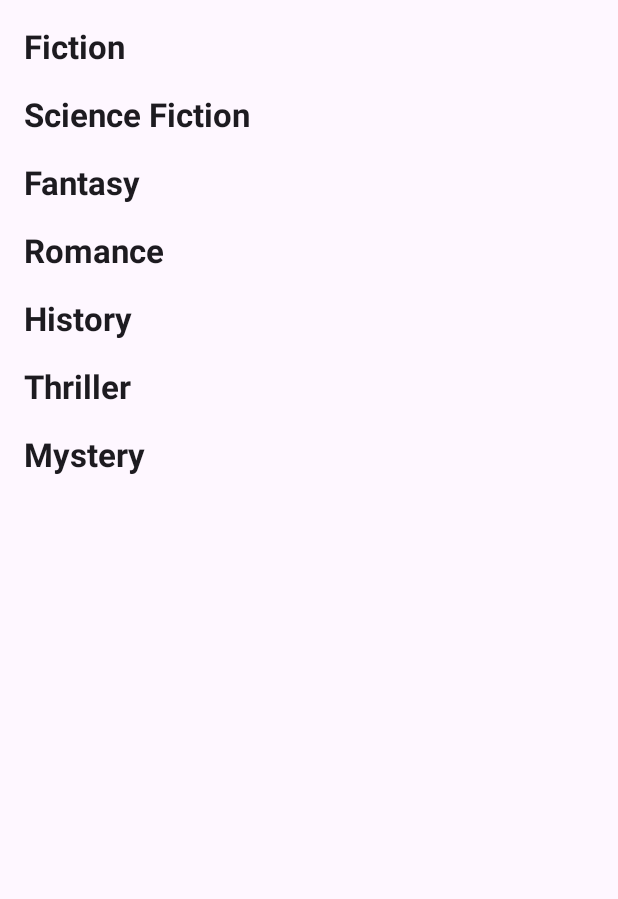
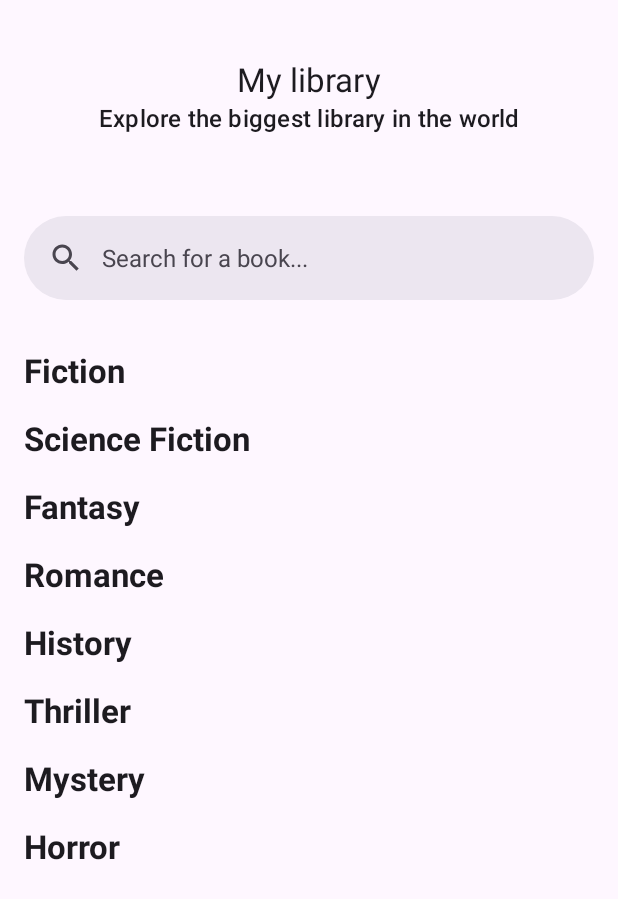
Before and after one commit to sxrgi0/ReadSpace, an Android app: the screen it shows after launch (MainActivity), on a phone screen of 412 x 824 dp. Shown: the top 899 px of the screen. Run offline under Robolectric (Android 15) with nearby library versions, the phone set to English and light mode, and no system bars; our stand-ins replace Picasso; network calls fail; pictures from the network do not load; 1 statement that could not run was skipped.

Commit message:
Added the functionality to search books.

```diff
--- a/app/src/main/java/com/example/readspace/activities/MainActivity.kt
+++ b/app/src/main/java/com/example/readspace/activities/MainActivity.kt
@@ -2,10 +2,15 @@ package com.example.readspace.activities
 
 import android.content.Intent
 import android.os.Bundle
+import android.view.Menu
 import androidx.activity.enableEdgeToEdge
 import androidx.appcompat.app.AppCompatActivity
+import androidx.appcompat.widget.SearchView
+import androidx.appcompat.widget.SearchView.OnQueryTextListener
 import androidx.core.view.ViewCompat
 import androidx.core.view.WindowInsetsCompat
+import androidx.core.view.isVisible
+import androidx.core.widget.addTextChangedListener
 import androidx.recyclerview.widget.GridLayoutManager
 import androidx.recyclerview.widget.LinearLayoutManager
 import androidx.recyclerview.widget.RecyclerView
@@ -23,14 +28,18 @@ class MainActivity : AppCompatActivity() {
     lateinit var binding: ActivityMainBinding
 
     val bookAdapterList = listOf(
-        BookAdapter(emptyList()) { position -> onBookClicked(position, 0)},
-        BookAdapter(emptyList()) { position -> onBookClicked(position, 1)},
-        BookAdapter(emptyList()) { position -> onBookClicked(position, 2)},
-        BookAdapter(emptyList()) { position -> onBookClicked(position, 3)},
-        BookAdapter(emptyList()) { position -> onBookClicked(position, 4)},
-        BookAdapter(emptyList()) { position -> onBookClicked(position, 5)},
-        BookAdapter(emptyList()) { position -> onBookClicked(position, 6)}
+        BookAdapter(emptyList()) { position -> onBookClicked(position, 0) },
+        BookAdapter(emptyList()) { position -> onBookClicked(position, 1) },
+        BookAdapter(emptyList()) { position -> onBookClicked(position, 2) },
+        BookAdapter(emptyList()) { position -> onBookClicked(position, 3) },
+        BookAdapter(emptyList()) { position -> onBookClicked(position, 4) },
+        BookAdapter(emptyList()) { position -> onBookClicked(position, 5) },
+        BookAdapter(emptyList()) { position -> onBookClicked(position, 6) },
+        BookAdapter(emptyList()) { position -> onBookClicked(position, 7) }
     )
+
+    val searchAdapter = BookAdapter(emptyList(), BookAdapter.VIEW_TYPE_DETAIL) { position -> onBookClicked(position) }
+
 
     override fun onCreate(savedInstanceState: Bundle?) {
         super.onCreate(savedInstanceState)
@@ -38,27 +47,22 @@ class MainActivity : AppCompatActivity() {
 
         binding = ActivityMainBinding.inflate(layoutInflater)
         setContentView(binding.root)
-        ViewCompat.setOnApplyWindowInsetsListener(findViewById(R.id.main)) { v, insets ->
+        /*ViewCompat.setOnApplyWindowInsetsListener(findViewById(R.id.main)) { v, insets ->
             val systemBars = insets.getInsets(WindowInsetsCompat.Type.systemBars())
             v.setPadding(systemBars.left, systemBars.top, systemBars.right, systemBars.bottom)
             insets
+        }*/
+
+        binding.searchView.editText.addTextChangedListener {
+            val query = binding.searchView.text.toString()
+            if (query.isNotEmpty()) {
+                searchBook(query, searchAdapter)
+            }
         }
 
-        binding.recyclerView.adapter = bookAdapterList[0]
-        binding.recyclerView2.adapter = bookAdapterList[1]
-        binding.recyclerView3.adapter = bookAdapterList[2]
-        binding.recyclerView4.adapter = bookAdapterList[3]
-        binding.recyclerView5.adapter = bookAdapterList[4]
-        binding.recyclerView6.adapter = bookAdapterList[5]
-        binding.recyclerView7.adapter = bookAdapterList[6]
-        binding.recyclerView.layoutManager = LinearLayoutManager(this, RecyclerView.HORIZONTAL, false)
-        binding.recyclerView2.layoutManager = LinearLayoutManager(this, RecyclerView.HORIZONTAL, false)
-        binding.recyclerView3.layoutManager = LinearLayoutManager(this, RecyclerView.HORIZONTAL, false)
-        binding.recyclerView4.layoutManager = LinearLayoutManager(this, RecyclerView.HORIZONTAL, false)
-        binding.recyclerView5.layoutManager = LinearLayoutManager(this, RecyclerView.HORIZONTAL, false)
-        binding.recyclerView6.layoutManager = LinearLayoutManager(this, RecyclerView.HORIZONTAL, false)
-        binding.recyclerView7.layoutManager = LinearLayoutManager(this, RecyclerView.HORIZONTAL, false)
+        setSupportActionBar(binding.toolbar)
 
+        setupRecyclerView()
 
         searchBook("+subject:Fiction", bookAdapterList[0])
         searchBook("+subject:Science+fiction", bookAdapterList[1])
@@ -67,9 +71,29 @@ class MainActivity : AppCompatActivity() {
         searchBook("+subject:History", bookAdapterList[4])
         searchBook("+subject:Thriller", bookAdapterList[5])
         searchBook("+subject:Mystery", bookAdapterList[6])
+        searchBook("+subject:Horror", bookAdapterList[7])
     }
 
-    fun searchBook(query: String, adapter: BookAdapter){
+    /*override fun onCreateOptionsMenu(menu: Menu): Boolean {
+        menuInflater.inflate(R.menu.activity_main_menu, menu)
+
+        val menuItem = menu.findItem(R.id.menu_search)
+        val searchView = menuItem.actionView as SearchView
+
+        searchView.setOnQueryTextListener(object : OnQueryTextListener {
+            override fun onQueryTextSubmit(query: String): Boolean {
+                return true
+            }
+
+            override fun onQueryTextChange(newText: String?): Boolean {
+                return false
+            }
+
+        })
+        return super.onCreateOptionsMenu(menu)
+    }*/
+
+    fun searchBook(query: String, adapter: BookAdapter) {
         try {
             CoroutineScope(Dispatchers.IO).launch {
                 val service = BookService.getInstance()
@@ -86,10 +110,39 @@ class MainActivity : AppCompatActivity() {
         }
     }
 
-    fun onBookClicked(position: Int, adapterIndex: Int){
+    fun onBookClicked(position: Int, adapterIndex: Int) {
         val selectedBook = bookAdapterList[adapterIndex].getItem(position)
         val intent = Intent(this, BookDetailActivity::class.java)
-            intent.putExtra(BookDetailActivity.BOOK_ID, selectedBook.apiId)
+        intent.putExtra(BookDetailActivity.BOOK_ID, selectedBook.apiId)
         startActivity(intent)
     }
+
+    fun onBookClicked(position: Int) {
+        val selectedBook = searchAdapter.getItem(position)
+        val intent = Intent(this, BookDetailActivity::class.java)
+        intent.putExtra(BookDetailActivity.BOOK_ID, selectedBook.apiId)
+        startActivity(intent)
+    }
+
+    fun setupRecyclerView() {
+        val recyclerView = listOf(
+            binding.recyclerView,
+            binding.recyclerView2,
+            binding.recyclerView3,
+            binding.recyclerView4,
+            binding.recyclerView5,
+            binding.recyclerView6,
+            binding.recyclerView7,
+            binding.recyclerView8
+        )
+
+        for (i in recyclerView.indices) {
+            recyclerView[i].adapter = bookAdapterList[i]
+            recyclerView[i].layoutManager =
+                LinearLayoutManager(this, RecyclerView.HORIZONTAL, false)
+        }
+
+        binding.searchRecyclerView.adapter = searchAdapter
+        binding.searchRecyclerView.layoutManager = LinearLayoutManager(this)
+    }
 }
--- a/app/src/main/java/com/example/readspace/adapters/BookAdapter.kt
+++ b/app/src/main/java/com/example/readspace/adapters/BookAdapter.kt
@@ -7,22 +7,43 @@ import androidx.recyclerview.widget.RecyclerView.ViewHolder
 import com.example.readspace.R
 import com.example.readspace.data.Book
 import com.example.readspace.databinding.ItemBookBinding
+import com.example.readspace.databinding.ItemBookDetailBinding
 import com.squareup.picasso.Picasso
 
-class BookAdapter(var items: List<Book>, val onItemClick: (position: Int) -> Unit) :
-    RecyclerView.Adapter<BookViewHolder>() {
-    override fun onCreateViewHolder(parent: ViewGroup, viewType: Int): BookViewHolder {
-        val binding = ItemBookBinding.inflate(LayoutInflater.from(parent.context), parent, false)
-        return BookViewHolder(binding)
+class BookAdapter(
+    var items: List<Book>,
+    val viewType: Int = VIEW_TYPE_SIMPLE,
+    val onItemClick: (position: Int) -> Unit
+) : RecyclerView.Adapter<ViewHolder>() {
+
+       companion object {
+           const val VIEW_TYPE_SIMPLE = 0
+           const val VIEW_TYPE_DETAIL = 1
+       }
+
+    override fun onCreateViewHolder(parent: ViewGroup, viewType: Int): ViewHolder {
+        if (this.viewType == VIEW_TYPE_SIMPLE) {
+            val binding =
+                ItemBookBinding.inflate(LayoutInflater.from(parent.context), parent, false)
+            return BookViewHolder(binding)
+        } else {
+            val binding =
+                ItemBookDetailBinding.inflate(LayoutInflater.from(parent.context), parent, false)
+            return BookDetailViewHolder(binding)
+        }
     }
 
     override fun getItemCount(): Int {
         return items.size
     }
 
-    override fun onBindViewHolder(holder: BookViewHolder, position: Int) {
+    override fun onBindViewHolder(holder: ViewHolder, position: Int) {
         val book = items[position]
-        holder.render(book)
+        if (holder is BookViewHolder) {
+            holder.render(book)
+        } else if (holder is BookDetailViewHolder) {
+            holder.render(book)
+        }
         holder.itemView.setOnClickListener {
             onItemClick(position)
         }
@@ -57,3 +78,26 @@ class BookViewHolder(val binding: ItemBookBinding) : ViewHolder(binding.root) {
     }
 
 }
+
+class BookDetailViewHolder(val binding: ItemBookDetailBinding) : ViewHolder(binding.root) {
+
+    fun render(book: Book) {
+
+        binding.titleTextView.text = book.volumeInfo.title
+        binding.authorsTextView.text = book.getAuthors()
+
+        if (book.volumeInfo.imageLinks?.thumbnail != null) {
+            Picasso.get()
+                .load(book.volumeInfo.imageLinks?.thumbnail?.replace("http://", "https://"))
+                .into(binding.coverImageView)
+        } else {
+            Picasso.get()
+                .load(book.volumeInfo.imageLinks?.thumbnail?.replace("http://", "https://"))
+                .placeholder(R.drawable.ic_image_error)
+                .into(binding.coverImageView)
+
+        }
+
+    }
+
+}
--- /dev/null
+++ b/app/src/main/res/drawable/ic_search.xml
@@ -0,0 +1,5 @@
+<vector xmlns:android="http://schemas.android.com/apk/res/android" android:height="24dp" android:tint="#000000" android:viewportHeight="24" android:viewportWidth="24" android:width="24dp">
+
+    <path android:fillColor="@android:color/white" android:pathData="M15.5,14h-0.79l-0.28,-0.27C15.41,12.59 16,11.11 16,9.5 16,5.91 13.09,3 9.5,3S3,5.91 3,9.5 5.91,16 9.5,16c1.61,0 3.09,-0.59 4.23,-1.57l0.27,0.28v0.79l5,4.99L20.49,19l-4.99,-5zM9.5,14C7.01,14 5,11.99 5,9.5S7.01,5 9.5,5 14,7.01 14,9.5 11.99,14 9.5,14z"/>
+
+</vector>
--- a/app/src/main/res/layout/activity_main.xml
+++ b/app/src/main/res/layout/activity_main.xml
@@ -1,5 +1,5 @@
 <?xml version="1.0" encoding="utf-8"?>
-<androidx.core.widget.NestedScrollView xmlns:android="http://schemas.android.com/apk/res/android"
+<androidx.coordinatorlayout.widget.CoordinatorLayout xmlns:android="http://schemas.android.com/apk/res/android"
     xmlns:app="http://schemas.android.com/apk/res-auto"
     xmlns:tools="http://schemas.android.com/tools"
     android:id="@+id/main"
@@ -8,12 +8,61 @@
     android:orientation="vertical"
     tools:context=".activities.MainActivity">
 
+    <com.google.android.material.appbar.AppBarLayout
+        android:layout_width="match_parent"
+        android:layout_height="wrap_content"
+        android:fitsSystemWindows="true">
+
+        <com.google.android.material.appbar.MaterialToolbar
+            android:id="@+id/toolbar"
+            android:layout_width="match_parent"
+            android:layout_height="128dp"
+            app:title="My library"
+            app:subtitle="Explore the biggest library in the world"
+            app:titleCentered="true"
+            app:subtitleCentered="true"
+            app:layout_collapseMode="pin"
+            app:layout_scrollFlags="scroll"
+            app:popupTheme="@style/ThemeOverlay.Material3"/>
+
+        <com.google.android.material.search.SearchBar
+            android:id="@+id/searchBar"
+            android:layout_width="match_parent"
+            android:layout_height="wrap_content"
+            android:hint="Search for a book..."
+            app:layout_collapseMode="pin"
+            app:layout_scrollFlags="snap" />
+
+    </com.google.android.material.appbar.AppBarLayout>
+
+    <com.google.android.material.search.SearchView
+        android:id="@+id/searchView"
+        android:layout_width="match_parent"
+        android:layout_height="match_parent"
+        android:hint="Search for a book..."
+        app:layout_anchor="@id/searchBar">
+
+        <androidx.recyclerview.widget.RecyclerView
+            android:id="@+id/searchRecyclerView"
+            android:layout_width="match_parent"
+            android:layout_height="match_parent"/>
+
+    </com.google.android.material.search.SearchView>
+
+    <androidx.core.widget.NestedScrollView
+        android:layout_width="match_parent"
+        android:layout_height="match_parent"
+        android:paddingBottom="64dp"
+        android:clipToPadding="false"
+        app:layout_behavior="@string/appbar_scrolling_view_behavior">
+
         <LinearLayout
             android:layout_width="match_parent"
             android:layout_height="match_parent"
             android:orientation="vertical">
 
             <TextView
+                android:id="@+id/textView1"
                 android:layout_width="match_parent"
                 android:layout_height="wrap_content"
                 android:layout_marginStart="16dp"
@@ -28,6 +77,7 @@
                 android:layout_height="wrap_content" />
 
             <TextView
+                android:id="@+id/textView2"
                 android:layout_width="match_parent"
                 android:layout_height="wrap_content"
                 android:layout_marginStart="16dp"
@@ -42,6 +92,7 @@
                 android:layout_height="wrap_content" />
 
             <TextView
+                android:id="@+id/textView3"
                 android:layout_width="match_parent"
                 android:layout_height="wrap_content"
                 android:layout_marginStart="16dp"
@@ -56,6 +107,7 @@
                 android:layout_height="wrap_content" />
 
             <TextView
+                android:id="@+id/textView4"
                 android:layout_width="match_parent"
                 android:layout_height="wrap_content"
                 android:layout_marginStart="16dp"
@@ -70,6 +122,7 @@
                 android:layout_height="wrap_content" />
 
             <TextView
+                android:id="@+id/textView5"
                 android:layout_width="match_parent"
                 android:layout_height="wrap_content"
                 android:layout_marginStart="16dp"
@@ -84,6 +137,7 @@
                 android:layout_height="wrap_content" />
 
             <TextView
+                android:id="@+id/textView6"
                 android:layout_width="match_parent"
                 android:layout_height="wrap_content"
                 android:layout_marginStart="16dp"
@@ -98,6 +152,7 @@
                 android:layout_height="wrap_content" />
 
             <TextView
+                android:id="@+id/textView7"
                 android:layout_width="match_parent"
                 android:layout_height="wrap_content"
                 android:layout_marginStart="16dp"
@@ -111,6 +166,21 @@
                 android:layout_width="match_parent"
                 android:layout_height="wrap_content" />
 
+            <TextView
+                android:layout_width="match_parent"
+                android:layout_height="wrap_content"
+                android:layout_marginStart="16dp"
+                android:layout_marginTop="16dp"
+                android:text="Horror"
+                android:textAppearance="@style/TextAppearance.Material3.TitleLarge"
+                android:textStyle="bold" />
+
+            <androidx.recyclerview.widget.RecyclerView
+                android:id="@+id/recyclerView8"
+                android:layout_width="match_parent"
+                android:layout_height="wrap_content" />
+
         </LinearLayout>
+    </androidx.core.widget.NestedScrollView>
 
-</androidx.core.widget.NestedScrollView>
+</androidx.coordinatorlayout.widget.CoordinatorLayout>
--- /dev/null
+++ b/app/src/main/res/menu/activity_main_menu.xml
@@ -0,0 +1,11 @@
+<?xml version="1.0" encoding="utf-8"?>
+<menu xmlns:android="http://schemas.android.com/apk/res/android"
+    xmlns:app="http://schemas.android.com/apk/res-auto">
+
+    <item android:id="@+id/menu_search"
+        android:icon="@drawable/ic_search"
+        android:title="Search"
+        app:actionViewClass="androidx.appcompat.widget.SearchView"
+        app:showAsAction="always|collapseActionView"/>
+
+</menu>
```
Also changed, not shown: app/src/main/res/layout/item_book.xml (+4 -3 lines), app/src/main/res/layout/item_book_detail.xml (added, +56 -0 lines). Lines whose indentation alone changed are shown as unchanged.
